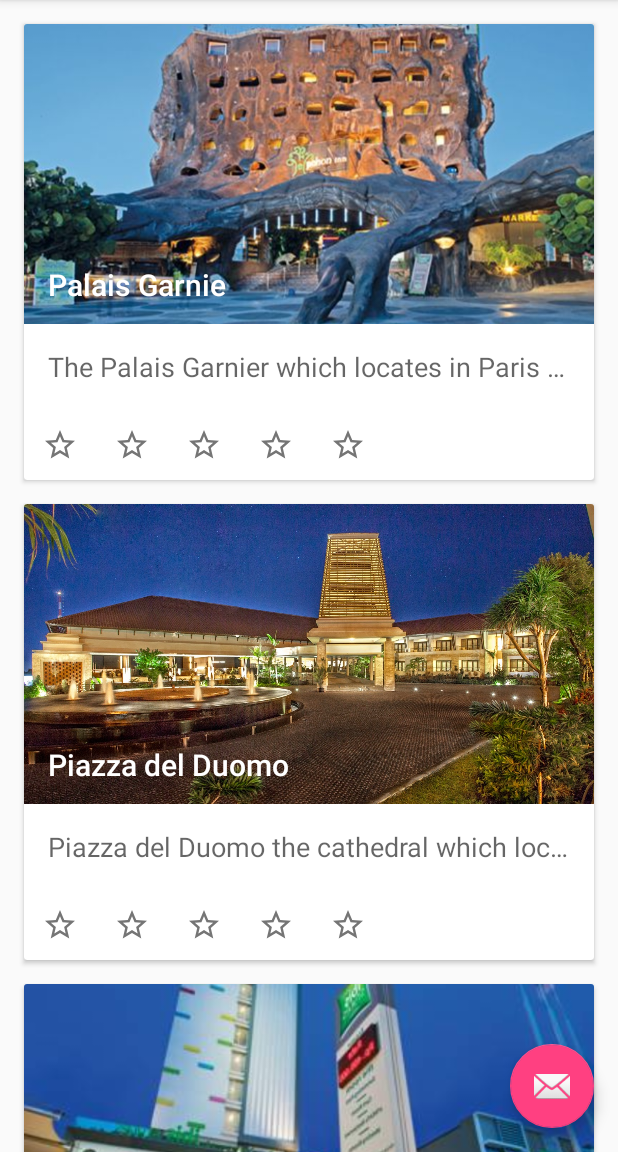
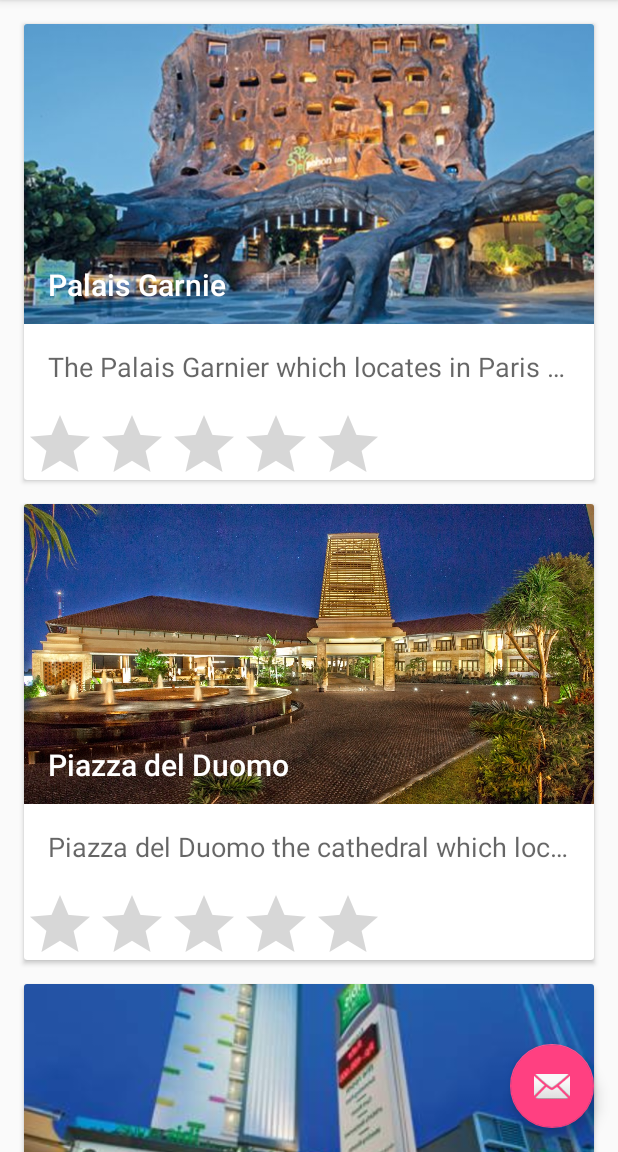
Before and after one commit to ochaperdana/SleepWhere, an Android app: the screen it shows after launch (MainActivity), on a phone screen of 412 x 824 dp, the part 84-1236 px from its top. Run offline under Robolectric (Android 15) with nearby library versions, the phone set to English and light mode, and no system bars; 1 statement that could not run was skipped.

Commit message:
Penambahan Rating bar Finish Rating

```diff
--- a/app/src/main/java/id/sch/smktelkom_mlg/project/xirpl107162534/sleepwhere/MainActivity.java
+++ b/app/src/main/java/id/sch/smktelkom_mlg/project/xirpl107162534/sleepwhere/MainActivity.java
@@ -16,10 +16,6 @@ import android.support.v7.widget.Toolbar;
 import android.view.Menu;
 import android.view.MenuItem;
 import android.view.View;
-import android.widget.Button;
-import android.widget.RatingBar;
-import android.widget.TextView;
-import android.widget.Toast;
 
 import java.util.ArrayList;
 
@@ -35,10 +31,6 @@ public class MainActivity extends AppCompatActivity implements HotelAdapter.IHot
     boolean isFilter;
     ArrayList<Integer> mListMapFilter=new ArrayList<>();
     String mQuery;
-    private int[] arFoto;
-    private RatingBar ratingBar;
-    private TextView txtRatingValue;
-    private Button btnSubmit;
     @Override
     protected void onCreate(Bundle savedInstanceState) {
         super.onCreate(savedInstanceState);
@@ -51,8 +43,6 @@ public class MainActivity extends AppCompatActivity implements HotelAdapter.IHot
         mAdapter=new HotelAdapter(this,mList);
         recyclerView.setAdapter(mAdapter);
         fillData();
-        addListenerOnRatingBar();
-        addListenerOnButton();
         FloatingActionButton fab = (FloatingActionButton) findViewById(R.id.fab);
         fab.setOnClickListener(new View.OnClickListener() {
             @Override
@@ -62,39 +52,6 @@ public class MainActivity extends AppCompatActivity implements HotelAdapter.IHot
             }
         });
 
-    }
-
-    private void addListenerOnRatingBar() {
-
-        ratingBar = (RatingBar) findViewById(R.id.ratingbar1);
-        txtRatingValue = (TextView) findViewById(R.id.txtRatingValue);
-        ratingBar.setOnRatingBarChangeListener(new RatingBar.OnRatingBarChangeListener() {
-            public void onRatingChanged(RatingBar ratingBar, float rating,
-                                        boolean fromUser) {
-
-                txtRatingValue.setText(String.valueOf(rating));
-
-            }
-        });
-    }
-
-    private void addListenerOnButton() {
-        ratingBar = (RatingBar) findViewById(R.id.ratingbar1);
-        btnSubmit = (Button) findViewById(R.id.button1);
-
-        //if click on me, then display the current rating value.
-        btnSubmit.setOnClickListener(new View.OnClickListener() {
-
-            @Override
-            public void onClick(View v) {
-
-                Toast.makeText(MainActivity.this,
-                        String.valueOf(ratingBar.getRating()),
-                        Toast.LENGTH_SHORT).show();
-
-            }
-
-        });
     }
 
 
--- a/app/src/main/java/id/sch/smktelkom_mlg/project/xirpl107162534/sleepwhere/adapter/HotelAdapter.java
+++ b/app/src/main/java/id/sch/smktelkom_mlg/project/xirpl107162534/sleepwhere/adapter/HotelAdapter.java
@@ -23,12 +23,11 @@ import id.sch.smktelkom_mlg.project.xirpl107162534.sleepwhere.model.Hotel;
 public class HotelAdapter extends RecyclerView.Adapter<HotelAdapter.ViewHolder> {
 
     IHotelAdapter mIHotelAdapter;
+    ArrayList<Hotel> hotelList;
 
-
-    public interface IHotelAdapter
-    {
-        void doClick(int pos);
-        void doFav(int pos);
+    public HotelAdapter(Context context, ArrayList<Hotel> hotelList) {
+        this.hotelList = hotelList;
+        mIHotelAdapter = (IHotelAdapter) context;
     }
 
     @Override
@@ -53,6 +52,12 @@ public class HotelAdapter extends RecyclerView.Adapter<HotelAdapter.ViewHolder>
         return 0;
     }
 
+    public interface IHotelAdapter {
+        void doClick(int pos);
+
+        void doFav(int pos);
+    }
+
     public class ViewHolder extends RecyclerView.ViewHolder {
         ImageView ivFoto;
         TextView tvJudul;
@@ -67,7 +72,6 @@ public class HotelAdapter extends RecyclerView.Adapter<HotelAdapter.ViewHolder>
             ivFoto=(ImageView) itemView.findViewById(R.id.imageView);
             tvJudul=(TextView) itemView.findViewById(R.id.judul);
             tvDeskripsi=(TextView) itemView.findViewById(R.id.deskripsi);
-            ibFav=(ImageButton) itemView.findViewById(R.id.like);
             itemView.setOnClickListener(new View.OnClickListener()
             {
                 @Override
@@ -86,9 +90,4 @@ public class HotelAdapter extends RecyclerView.Adapter<HotelAdapter.ViewHolder>
             });
         }
     }
-    ArrayList<Hotel> hotelList;
-    public HotelAdapter(Context context, ArrayList<Hotel> hotelList){
-        this.hotelList=hotelList;
-        mIHotelAdapter=(IHotelAdapter) context;
-    }
 }
--- a/app/src/main/res/layout/item.xml
+++ b/app/src/main/res/layout/item.xml
@@ -1,95 +1,63 @@
 <?xml version="1.0" encoding="utf-8"?>
-<android.support.v7.widget.CardView
-    xmlns:android="http://schemas.android.com/apk/res/android"
+<android.support.v7.widget.CardView xmlns:android="http://schemas.android.com/apk/res/android"
     xmlns:tools="http://schemas.android.com/tools"
-    xmlns:app="http://schemas.android.com/apk/res-auto"
     android:id="@+id/cardView"
-    android:foreground="?attr/selectableItemBackground"
+    android:layout_width="match_parent"
+    android:layout_height="304dp"
+    android:layout_gravity="center"
     android:layout_marginBottom="@dimen/activity_vertical_margin"
     android:layout_marginLeft="@dimen/activity_horizontal_margin"
     android:layout_marginRight="@dimen/activity_horizontal_margin"
-    android:layout_gravity="center"
-    android:layout_width="match_parent"
-    android:layout_height="304dp">
+    android:foreground="?attr/selectableItemBackground">
 
     <RelativeLayout
         android:layout_width="match_parent"
         android:layout_height="wrap_content">
         <ImageView
             android:id="@+id/imageView"
-            tools:src="@drawable/a"
+            android:layout_width="match_parent"
+            android:layout_height="200dp"
             android:scaleType="centerCrop"
-            android:layout_width="match_parent"
-            android:layout_height="200dp" />
+            tools:src="@drawable/a" />
 
         <TextView
+            android:id="@+id/judul"
             android:layout_width="match_parent"
             android:layout_height="40dp"
-            android:id="@+id/judul"
-            tools:text="Judul"
+            android:layout_alignBottom="@id/imageView"
             android:layout_marginLeft="16dp"
-            android:layout_alignBottom="@id/imageView"
             android:textAppearance="@style/Base.TextAppearance.AppCompat.Title"
-            android:textColor="@android:color/white"/>
+            android:textColor="@android:color/white"
+            tools:text="Judul" />
 
         <TextView
+            android:id="@+id/deskripsi"
             android:layout_width="match_parent"
             android:layout_height="wrap_content"
-            android:id="@+id/deskripsi"
             android:layout_below="@+id/imageView"
+            android:ellipsize="end"
+            android:maxLines="1"
             android:padding="16dp"
-            android:maxLines="1"
-            android:ellipsize="end"
             android:textAppearance="@style/Base.TextAppearance.AppCompat.Medium"/>
-        <ImageButton
-            android:layout_width="48dp"
-            android:layout_height="48dp"
-            android:id="@+id/rating1"
-            android:layout_marginRight="0dp"
-            android:layout_below="@+id/deskripsi"
-            android:tint="#757575"
-            style="?android:attr/borderlessButtonStyle"
-            app:srcCompat="@drawable/ic_star_border_black_24dp"/>
-        <ImageButton
-            android:layout_width="48dp"
-            android:layout_height="48dp"
-            android:id="@+id/rating2"
-            android:layout_marginRight="0dp"
-            android:layout_toRightOf="@+id/rating1"
-            android:layout_below="@+id/deskripsi"
-            android:tint="#757575"
-            style="?android:attr/borderlessButtonStyle"
-            app:srcCompat="@drawable/ic_star_border_black_24dp"/>
-        <ImageButton
-            android:layout_width="48dp"
-            android:layout_height="48dp"
-            android:id="@+id/rating3"
-            android:layout_marginRight="0dp"
-            android:layout_below="@+id/deskripsi"
-            android:layout_toRightOf="@+id/rating2"
-            android:tint="#757575"
-            style="?android:attr/borderlessButtonStyle"
-            app:srcCompat="@drawable/ic_star_border_black_24dp"/>
-        <ImageButton
-            android:layout_width="48dp"
-            android:layout_height="48dp"
-            android:id="@+id/rating4"
-            android:layout_marginRight="0dp"
-            android:layout_below="@+id/deskripsi"
-            android:layout_toRightOf="@+id/rating3"
-            android:tint="#757575"
-            style="?android:attr/borderlessButtonStyle"
-            app:srcCompat="@drawable/ic_star_border_black_24dp"/>
-        <ImageButton
-            android:layout_width="48dp"
-            android:layout_height="48dp"
-            android:id="@+id/rating5"
-            android:layout_marginRight="0dp"
-            android:layout_below="@+id/deskripsi"
-            android:layout_toRightOf="@+id/rating4"
-            android:tint="#757575"
-            style="?android:attr/borderlessButtonStyle"
-            app:srcCompat="@drawable/ic_star_border_black_24dp"/>
+
+        <RatingBar
+            android:id="@+id/ratingbar1"
+            android:layout_width="wrap_content"
+            android:layout_height="wrap_content"
+            android:layout_alignParentLeft="true"
+            android:layout_alignParentStart="true"
+            android:layout_below="@+id/deskripsi" />
+
+        <TextView
+            android:id="@+id/textview3"
+            android:layout_width="wrap_content"
+            android:layout_height="wrap_content"
+            android:layout_alignParentBottom="true"
+            android:layout_alignParentEnd="true"
+            android:layout_alignParentRight="true"
+            android:layout_marginEnd="13dp"
+            android:layout_marginRight="13dp" />
+
     </RelativeLayout>
 
 </android.support.v7.widget.CardView>
```
Also changed, not shown: app/src/main/java/id/sch/smktelkom_mlg/project/xirpl107162534/sleepwhere/item_list.java (+16 -1 lines), app/src/main/res/values/array_tips.xml (added, +49 -0 lines).
